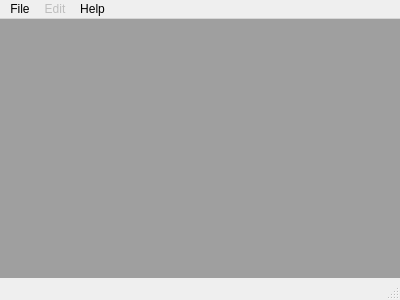
Above: mainwindow.ui from zjucsxxd/Qt-Image-Viewer-1 before the change. Below: the same form after it.
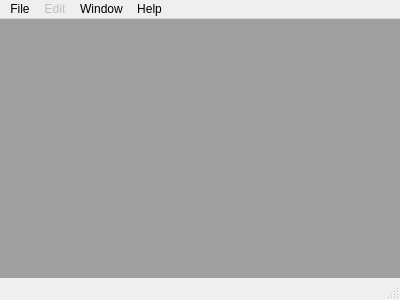
That is the form after the change.

Commit message: Add a window list menu

Patch:
```diff
--- a/mainwindow.ui
+++ b/mainwindow.ui
@@ -61,8 +61,17 @@
     </property>
     <addaction name="actionAbout"/>
    </widget>
+   <widget class="QMenu" name="menuWindow">
+    <property name="title">
+     <string>Window</string>
+    </property>
+    <addaction name="actionTile"/>
+    <addaction name="actionCascade"/>
+    <addaction name="separator"/>
+   </widget>
    <addaction name="menuFile"/>
    <addaction name="menuEdit"/>
+   <addaction name="menuWindow"/>
    <addaction name="menuHelp"/>
   </widget>
   <widget class="QStatusBar" name="statusBar"/>
```
Left out of the diff: 10 changed lines with no effect on the pictures. The commit also changes 4 other files.
